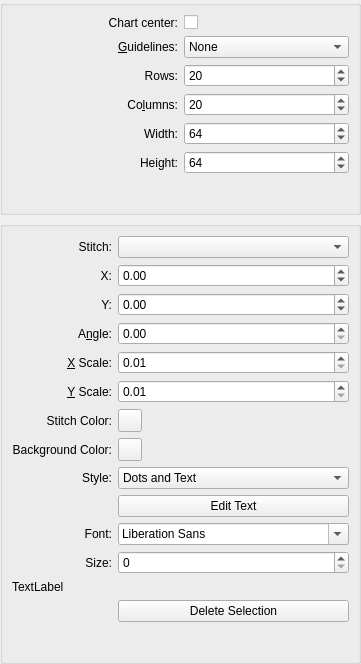
iPenguin/CrochetCharts, file src/propertiesdock.ui: the form before one commit.
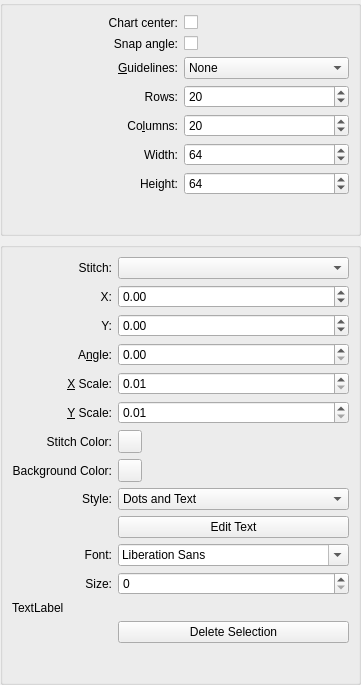
The form after the commit.

Commit message: extra tool option, snap to angle

Patch:
```diff
--- a/src/propertiesdock.ui
+++ b/src/propertiesdock.ui
@@ -7,7 +7,7 @@
     <x>0</x>
     <y>0</y>
     <width>351</width>
-    <height>664</height>
+    <height>685</height>
    </rect>
   </property>
   <property name="windowTitle">
@@ -53,7 +53,7 @@
          </property>
         </widget>
        </item>
-       <item row="1" column="0">
+       <item row="2" column="0">
         <widget class="QLabel" name="label_2">
          <property name="text">
           <string>&amp;Guidelines:</string>
@@ -66,7 +66,7 @@
          </property>
         </widget>
        </item>
-       <item row="1" column="1">
+       <item row="2" column="1">
         <widget class="QComboBox" name="guidelinesType">
          <item>
           <property name="text">
@@ -85,7 +85,7 @@
          </item>
         </widget>
        </item>
-       <item row="2" column="0">
+       <item row="3" column="0">
         <widget class="QLabel" name="rowsLbl">
          <property name="text">
           <string>Rows:</string>
@@ -98,7 +98,7 @@
          </property>
         </widget>
        </item>
-       <item row="2" column="1">
+       <item row="3" column="1">
         <widget class="QSpinBox" name="rows">
          <property name="minimum">
           <number>1</number>
@@ -111,7 +111,7 @@
          </property>
         </widget>
        </item>
-       <item row="3" column="0">
+       <item row="4" column="0">
         <widget class="QLabel" name="columnsLbl">
          <property name="text">
           <string>Co&amp;lumns:</string>
@@ -124,7 +124,7 @@
          </property>
         </widget>
        </item>
-       <item row="3" column="1">
+       <item row="4" column="1">
         <widget class="QSpinBox" name="columns">
          <property name="minimum">
           <number>0</number>
@@ -137,7 +137,7 @@
          </property>
         </widget>
        </item>
-       <item row="4" column="0">
+       <item row="5" column="0">
         <widget class="QLabel" name="cellWidthLbl">
          <property name="text">
           <string>Width:</string>
@@ -150,7 +150,7 @@
          </property>
         </widget>
        </item>
-       <item row="4" column="1">
+       <item row="5" column="1">
         <widget class="QSpinBox" name="cellWidth">
          <property name="minimum">
           <number>1</number>
@@ -163,7 +163,7 @@
          </property>
         </widget>
        </item>
-       <item row="5" column="0">
+       <item row="6" column="0">
         <widget class="QLabel" name="cellHeightLbl">
          <property name="text">
           <string>Height:</string>
@@ -176,7 +176,7 @@
          </property>
         </widget>
        </item>
-       <item row="5" column="1">
+       <item row="6" column="1">
         <widget class="QSpinBox" name="cellHeight">
          <property name="minimum">
           <number>1</number>
@@ -189,7 +189,7 @@
          </property>
         </widget>
        </item>
-       <item row="6" column="0" colspan="2">
+       <item row="7" column="0" colspan="2">
         <spacer name="verticalSpacer">
          <property name="orientation">
           <enum>Qt::Vertical</enum>
@@ -202,6 +202,23 @@
          </property>
         </spacer>
        </item>
+       <item row="1" column="0">
+        <widget class="QLabel" name="snapAngleLbl">
+         <property name="text">
+          <string>Snap angle:</string>
+         </property>
+         <property name="alignment">
+          <set>Qt::AlignRight|Qt::AlignTrailing|Qt::AlignVCenter</set>
+         </property>
+        </widget>
+       </item>
+       <item row="1" column="1">
+        <widget class="QCheckBox" name="snapAngle">
+         <property name="text">
+          <string/>
+         </property>
+        </widget>
+       </item>
       </layout>
      </widget>
     </item>
```
The commit also changes 6 other files.
